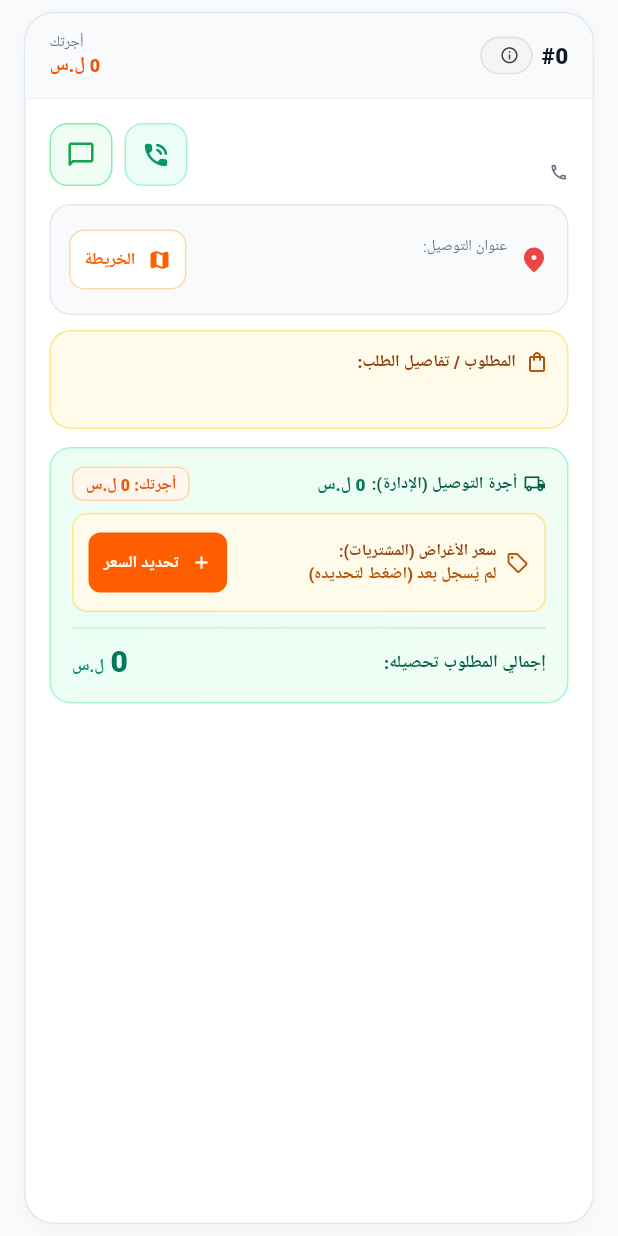
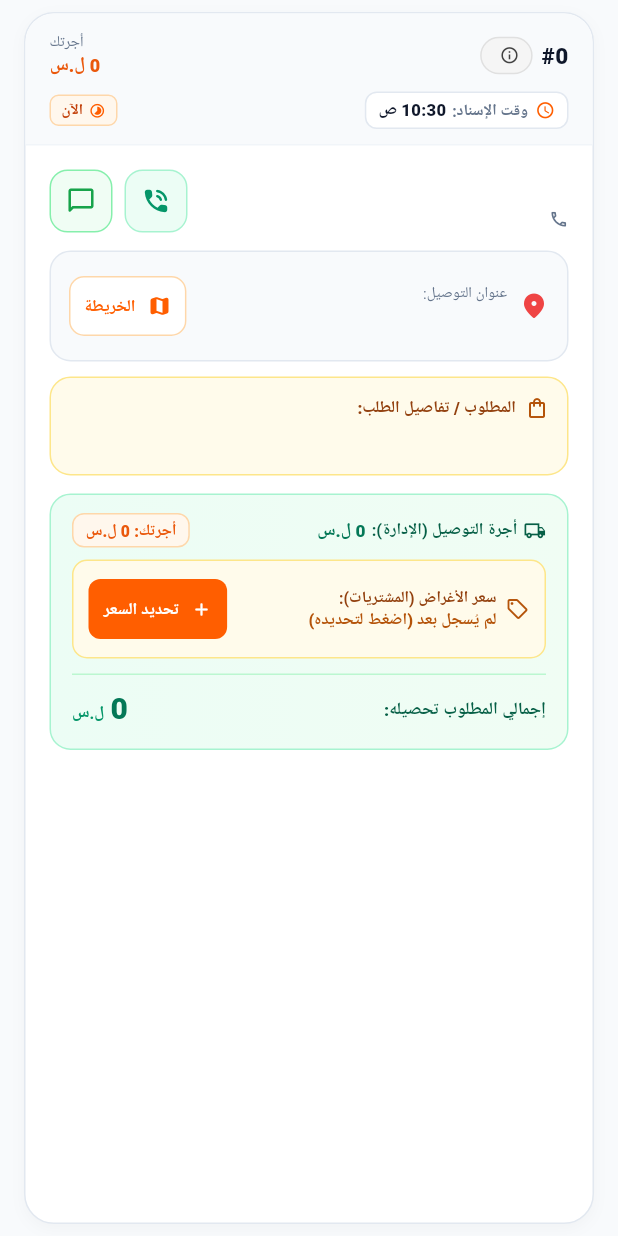
Before and after one commit to iamyoussef2005/siquerrl, a Flutter app: the OrderCard widget shown alone on an empty page, opened directly with empty values, on a phone screen of 412 x 824 dp. Run offline on Flutter 3.47's test engine with Material 3 defaults, Android fonts, the phone set to English and light mode, and no system bars; our stand-ins replace firebase_core, firebase_messaging, flutter_local_notifications, google_fonts, supabase_flutter; accounts and stored records are empty; Roboto replaces fonts that are missing (Alexandria).

Commit message:
feat(driver): display order assignment time and elapsed duration in driver app

```diff
--- a/driver_app/lib/models/order_model.dart
+++ b/driver_app/lib/models/order_model.dart
@@ -16,6 +16,7 @@ class OrderModel {
   final String status;
   final DateTime? createdAt;
   final DateTime? updatedAt;
+  final DateTime? assignedAt;
 
   OrderModel({
     required this.id,
@@ -35,6 +36,7 @@ class OrderModel {
     required this.status,
     this.createdAt,
     this.updatedAt,
+    this.assignedAt,
   });
 
   factory OrderModel.fromJson(Map<String, dynamic> json) {
@@ -66,6 +68,7 @@ class OrderModel {
       status: json['status']?.toString() ?? 'pending',
       createdAt: json['created_at'] != null ? DateTime.tryParse(json['created_at']) : null,
       updatedAt: json['updated_at'] != null ? DateTime.tryParse(json['updated_at']) : null,
+      assignedAt: json['assigned_at'] != null ? DateTime.tryParse(json['assigned_at']) : null,
     );
   }
 
@@ -86,6 +89,7 @@ class OrderModel {
       'driver_fee': driverFee,
       'office_fee': officeFee,
       'status': status,
+      'assigned_at': assignedAt?.toIso8601String(),
     };
   }
 
@@ -94,6 +98,7 @@ class OrderModel {
     double? collectionAmount,
     String? status,
     DateTime? updatedAt,
+    DateTime? assignedAt,
   }) {
     return OrderModel(
       id: id,
@@ -113,6 +118,7 @@ class OrderModel {
       status: status ?? this.status,
       createdAt: createdAt,
       updatedAt: updatedAt ?? this.updatedAt,
+      assignedAt: assignedAt ?? this.assignedAt,
     );
   }
 }
--- a/driver_app/lib/screens/home/widgets/order_card.dart
+++ b/driver_app/lib/screens/home/widgets/order_card.dart
@@ -28,6 +28,62 @@ class _OrderCardState extends State<OrderCard> {
   // Format currency with commas
   String _formatCurrency(double val) {
     return NumberFormat('#,###').format(val);
+  }
+
+  // Format assignment time in Arabic 12-hour format
+  String _formatAssignmentTime(DateTime? dt) {
+    if (dt == null) return '';
+    try {
+      final local = dt.toLocal();
+      final now = DateTime.now();
+      final hour = local.hour;
+      final minute = local.minute.toString().padLeft(2, '0');
+      final isPm = hour >= 12;
+      final hour12 = hour % 12 == 0 ? 12 : hour % 12;
+      final period = isPm ? 'م' : 'ص';
+      final timeStr = '$hour12:$minute $period';
+
+      final isToday = local.year == now.year && local.month == now.month && local.day == now.day;
+      if (isToday) {
+        return timeStr;
+      }
+      final yesterday = now.subtract(const Duration(days: 1));
+      final isYesterday = local.year == yesterday.year && local.month == yesterday.month && local.day == yesterday.day;
+      if (isYesterday) {
+        return 'أمس $timeStr';
+      }
+      return '${local.day}/${local.month} $timeStr';
+    } catch (_) {
+      return '';
+    }
+  }
+
+  // Format time elapsed since assignment in Arabic
+  String _formatTimeAgo(DateTime? dt) {
+    if (dt == null) return '';
+    try {
+      final now = DateTime.now();
+      final diff = now.difference(dt.toLocal());
+      if (diff.isNegative || diff.inMinutes < 1) {
+        return 'الآن';
+      }
+      if (diff.inMinutes < 60) {
+        return 'منذ ${diff.inMinutes} د';
+      }
+      final hours = diff.inHours;
+      if (hours < 24) {
+        if (hours == 1) return 'منذ ساعة';
+        if (hours == 2) return 'منذ ساعتين';
+        if (hours <= 10) return 'منذ $hours ساعات';
+        return 'منذ $hours ساعة';
+      }
+      final days = diff.inDays;
+      if (days == 1) return 'منذ يوم';
+      if (days == 2) return 'منذ يومين';
+      return 'منذ $days أيام';
+    } catch (_) {
+      return '';
+    }
   }
 
   // Handle status update
@@ -557,15 +613,18 @@ class _OrderCardState extends State<OrderCard> {
       child: Column(
         crossAxisAlignment: CrossAxisAlignment.stretch,
         children: [
-          // 1. Header: Order ID & Status & Driver share
+          // 1. Header: Order ID & Status & Driver share + Assignment Time
           Container(
-            padding: const EdgeInsets.fromLTRB(16, 12, 16, 12),
+            padding: const EdgeInsets.fromLTRB(16, 12, 16, 10),
             decoration: BoxDecoration(
               color: isDelivering ? const Color(0xFFFFF7ED).withValues(alpha: 0.6) : const Color(0xFFF8FAFC),
               borderRadius: const BorderRadius.vertical(top: Radius.circular(19)),
               border: const Border(bottom: BorderSide(color: Color(0xFFF1F5F9))),
             ),
-            child: Row(
+            child: Column(
+              crossAxisAlignment: CrossAxisAlignment.stretch,
+              children: [
+                Row(
                   mainAxisAlignment: MainAxisAlignment.spaceBetween,
                   children: [
                     Expanded(
@@ -599,6 +658,71 @@ class _OrderCardState extends State<OrderCard> {
                             fontSize: 12,
                             fontWeight: FontWeight.w800,
                             color: AppConstants.primaryDark,
+                          ),
+                        ),
+                      ],
+                    ),
+                  ],
+                ),
+                // Assignment time row
+                const SizedBox(height: 8),
+                Row(
+                  mainAxisAlignment: MainAxisAlignment.spaceBetween,
+                  children: [
+                    Container(
+                      padding: const EdgeInsets.symmetric(horizontal: 8, vertical: 3.5),
+                      decoration: BoxDecoration(
+                        color: Colors.white,
+                        borderRadius: BorderRadius.circular(8),
+                        border: Border.all(color: const Color(0xFFE2E8F0)),
+                      ),
+                      child: Row(
+                        mainAxisSize: MainAxisSize.min,
+                        children: [
+                          const Icon(Icons.access_time_rounded, size: 13, color: AppConstants.primaryOrange),
+                          const SizedBox(width: 5),
+                          Text(
+                            'وقت الإسناد:',
+                            style: GoogleFonts.alexandria(
+                              fontSize: 10.5,
+                              fontWeight: FontWeight.w600,
+                              color: const Color(0xFF64748B),
+                            ),
+                          ),
+                          const SizedBox(width: 4),
+                          Text(
+                            _formatAssignmentTime(order.assignedAt ?? order.createdAt),
+                            style: GoogleFonts.alexandria(
+                              fontSize: 11,
+                              fontWeight: FontWeight.w800,
+                              color: const Color(0xFF0F172A),
+                            ),
+                          ),
+                        ],
+                      ),
+                    ),
+                    if (_formatTimeAgo(order.assignedAt ?? order.createdAt).isNotEmpty)
+                      Container(
+                        padding: const EdgeInsets.symmetric(horizontal: 7, vertical: 2.5),
+                        decoration: BoxDecoration(
+                          color: const Color(0xFFFFF7ED),
+                          borderRadius: BorderRadius.circular(6),
+                          border: Border.all(color: const Color(0xFFFED7AA)),
+                        ),
+                        child: Row(
+                          mainAxisSize: MainAxisSize.min,
+                          children: [
+                            const Icon(Icons.timelapse_rounded, size: 11, color: AppConstants.primaryOrange),
+                            const SizedBox(width: 4),
+                            Text(
+                              _formatTimeAgo(order.assignedAt ?? order.createdAt),
+                              style: GoogleFonts.alexandria(
+                                fontSize: 10,
+                                fontWeight: FontWeight.w700,
+                                color: const Color(0xFFC2410C),
+                              ),
+                            ),
+                          ],
                         ),
                       ),
                   ],
```
Also changed, not shown: 5 other files. Lines whose indentation alone changed are shown as unchanged.
